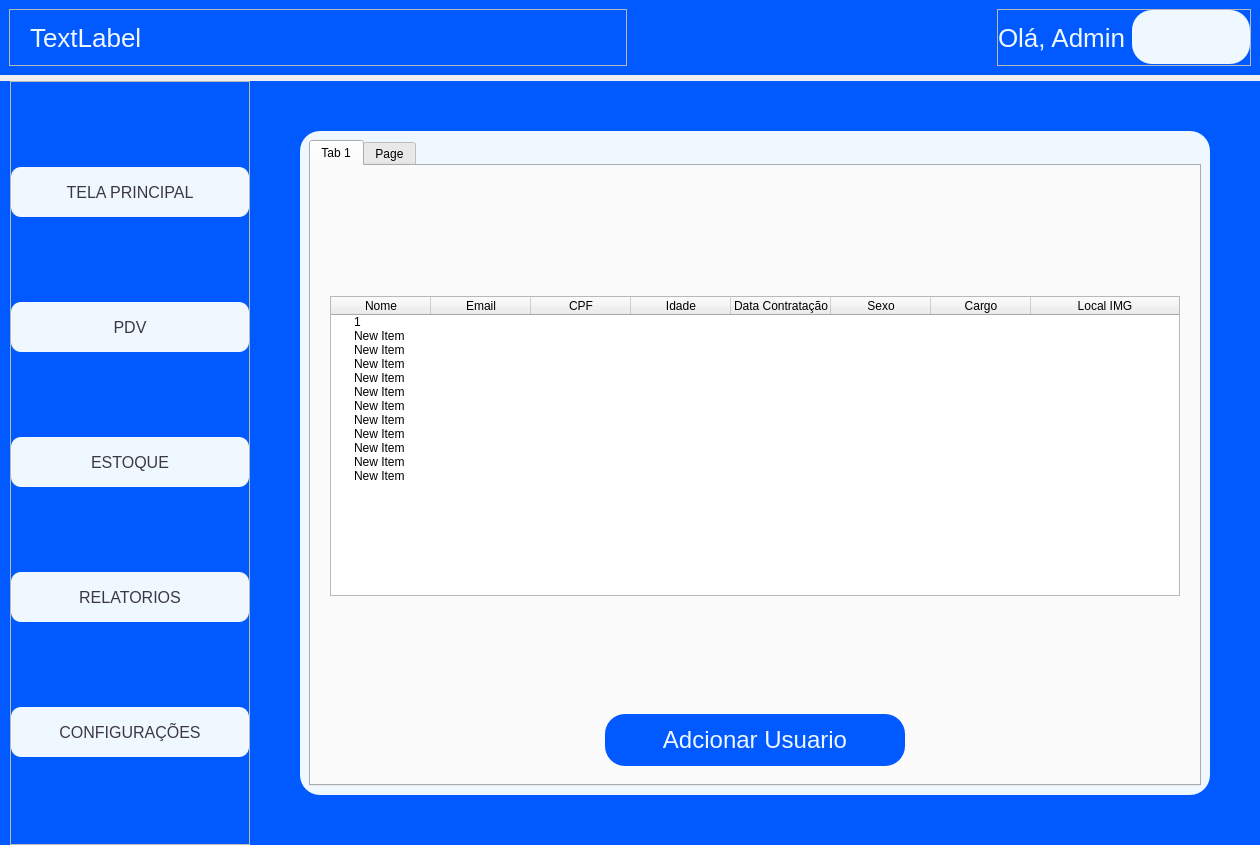
Before: the Qt Designer form ui_tela_principal.ui in CelsoLucas/Mercado, drawn with Qt 5.
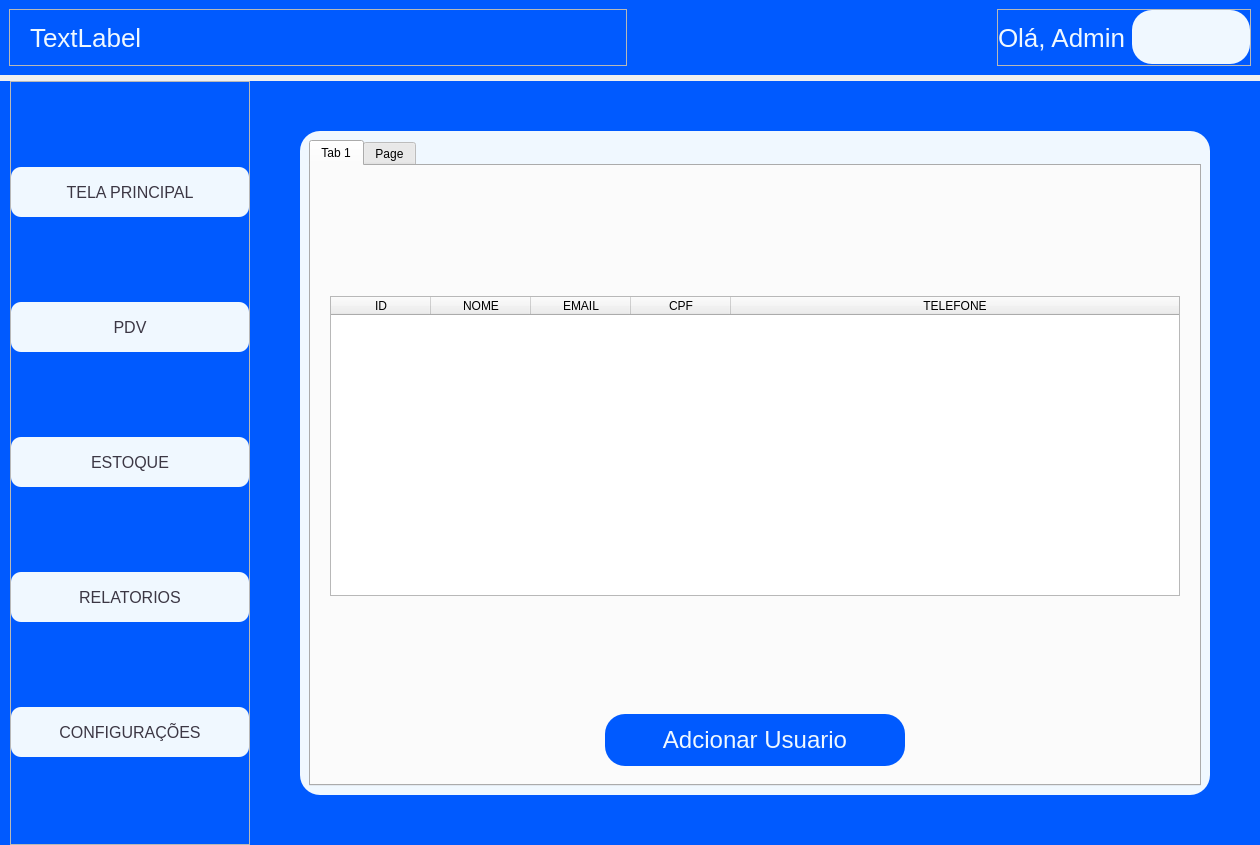
After: the same form once the commit is applied. The open tabs and pages were chosen to show the change. Icons and pictures are not drawn.

Diff of the .ui file:
```diff
--- a/ui_tela_principal.ui
+++ b/ui_tela_principal.ui
@@ -2181,7 +2181,7 @@
                         </property>
                         <column>
                          <property name="text">
-                          <string>Nome</string>
+                          <string>ID</string>
                          </property>
                          <property name="textAlignment">
                           <set>AlignCenter</set>
@@ -2189,7 +2189,15 @@
                         </column>
                         <column>
                          <property name="text">
-                          <string>Email</string>
+                          <string>NOME</string>
+                         </property>
+                         <property name="textAlignment">
+                          <set>AlignCenter</set>
+                         </property>
+                        </column>
+                        <column>
+                         <property name="text">
+                          <string>EMAIL</string>
                          </property>
                          <property name="textAlignment">
                           <set>AlignCenter</set>
@@ -2205,104 +2213,12 @@
                         </column>
                         <column>
                          <property name="text">
-                          <string>Idade</string>
+                          <string>TELEFONE</string>
                          </property>
                          <property name="textAlignment">
                           <set>AlignCenter</set>
                          </property>
                         </column>
-                        <column>
-                         <property name="text">
-                          <string>Data Contratação</string>
-                         </property>
-                         <property name="textAlignment">
-                          <set>AlignCenter</set>
-                         </property>
-                        </column>
-                        <column>
-                         <property name="text">
-                          <string>Sexo</string>
-                         </property>
-                         <property name="textAlignment">
-                          <set>AlignCenter</set>
-                         </property>
-                        </column>
-                        <column>
-                         <property name="text">
-                          <string>Cargo</string>
-                         </property>
-                         <property name="textAlignment">
-                          <set>AlignCenter</set>
-                         </property>
-                        </column>
-                        <column>
-                         <property name="text">
-                          <string>Local IMG</string>
-                         </property>
-                         <property name="textAlignment">
-                          <set>AlignCenter</set>
-                         </property>
-                        </column>
-                        <item>
-                         <property name="text">
-                          <string>1</string>
-                         </property>
-                        </item>
-                        <item>
-                         <property name="text">
-                          <string>New Item</string>
-                         </property>
-                        </item>
-                        <item>
-                         <property name="text">
-                          <string>New Item</string>
-                         </property>
-                        </item>
-                        <item>
-                         <property name="text">
-                          <string>New Item</string>
-                         </property>
-                        </item>
-                        <item>
-                         <property name="text">
-                          <string>New Item</string>
-                         </property>
-                        </item>
-                        <item>
-                         <property name="text">
-                          <string>New Item</string>
-                         </property>
-                        </item>
-                        <item>
-                         <property name="text">
-                          <string>New Item</string>
-                         </property>
-                        </item>
-                        <item>
-                         <property name="text">
-                          <string>New Item</string>
-                         </property>
-                        </item>
-                        <item>
-                         <property name="text">
-                          <string>New Item</string>
-                         </property>
-                        </item>
-                        <item>
-                         <property name="text">
-                          <string>New Item</string>
-                         </property>
-                        </item>
-                        <item>
-                         <property name="text">
-                          <string>New Item</string>
-                         </property>
-                        </item>
-                        <item>
-                         <property name="text">
-                          <string>New Item</string>
-                         </property>
-                        </item>
                        </widget>
                       </item>
                       <item alignment="Qt::AlignmentFlag::AlignHCenter">
```
Left out of the diff: 8 changed lines with no effect on the pictures.
